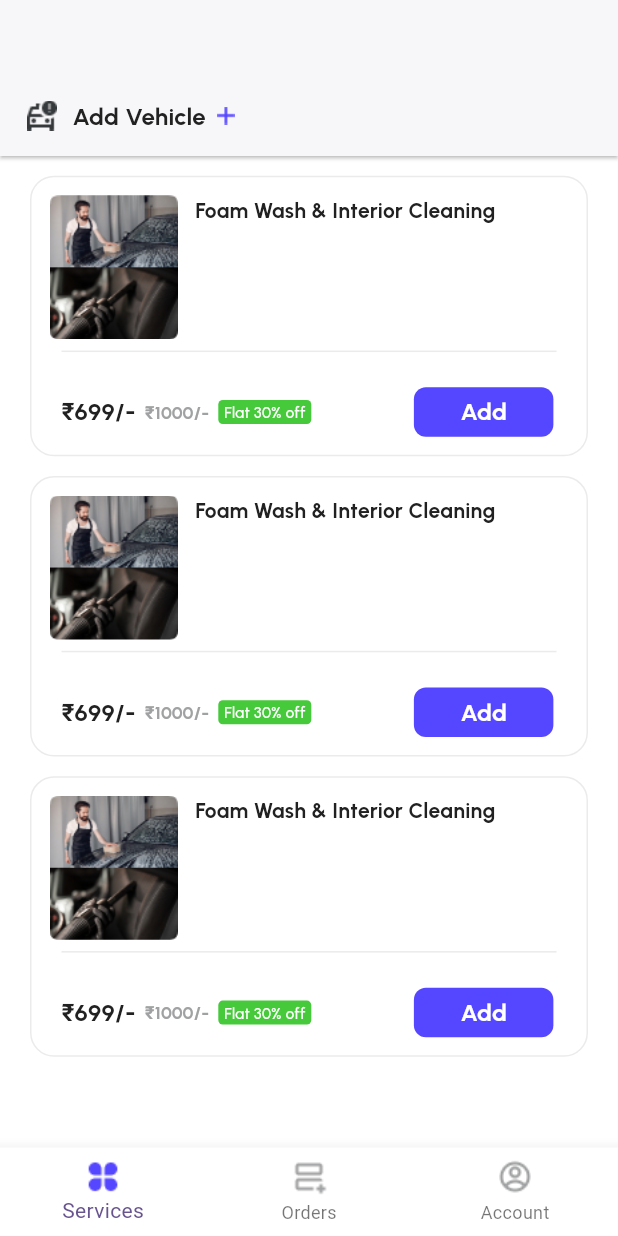
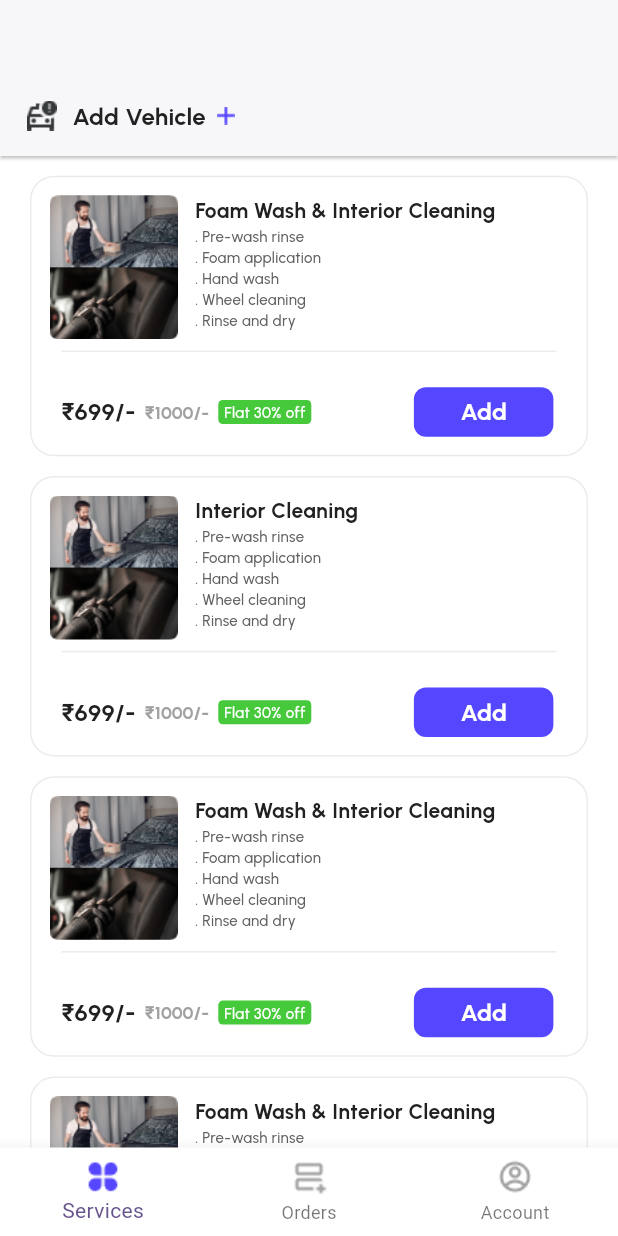
Before and after one commit to aryan-jha/wheel-and-clean, a Flutter app: the screen it shows after launch, on a phone screen of 412 x 824 dp. Run offline on Flutter 3.47's test engine with Material 3 defaults, Android fonts, the light colour scheme and no system bars; our stand-ins replace google_fonts, smooth_page_indicator; missing offline and left inert: dart:ffi.

Commit message:
additional work done in service screen

```diff
--- a/lib/buttons/my_buttons.dart
+++ b/lib/buttons/my_buttons.dart
@@ -82,7 +82,7 @@ class MyCard extends StatelessWidget {
       child: Column(
         children: [
           Row(
-            mainAxisAlignment: MainAxisAlignment.start,
+            // mainAxisAlignment: MainAxisAlignment.start,
             crossAxisAlignment: CrossAxisAlignment.start,
             children: [
               Padding(
@@ -98,11 +98,36 @@ class MyCard extends StatelessWidget {
               ),
               Padding(
                 padding: const EdgeInsets.only(top: 12),
-                child: Text(
-                  '$headline',
-                  style: headlineFont,
+                child: Column(
+                  crossAxisAlignment: CrossAxisAlignment.start,
+                  children: [
+                    Text(
+                      '$headline',
+                      style: headlineFont,
+                    ),
+                    Text(
+                      ". Pre-wash rinse",
+                      style: descriptionFont.copyWith(fontSize: 10),
+                    ),
+                    Text(
+                      ". Foam application",
+                      style: descriptionFont.copyWith(fontSize: 10),
+                    ),
+                    Text(
+                      ". Hand wash",
+                      style: descriptionFont.copyWith(fontSize: 10),
+                    ),
+                    Text(
+                      ". Wheel cleaning",
+                      style: descriptionFont.copyWith(fontSize: 10),
+                    ),
+                    Text(
+                      ". Rinse and dry",
+                      style: descriptionFont.copyWith(fontSize: 10),
+                    )
+                  ],
                 ),
-              )
+              ),
             ],
           ),
           Padding(
--- a/lib/screens/login_screen.dart
+++ b/lib/screens/login_screen.dart
@@ -1,5 +1,6 @@
 import 'package:flutter/material.dart';
 import 'package:wheel_and_clean/buttons/my_buttons.dart';
+import 'package:wheel_and_clean/screens/services_screen.dart';
 import 'package:wheel_and_clean/themes/text_style.dart';
 
 class Loginscreen extends StatefulWidget {
@@ -81,7 +82,14 @@ class _LoginscreenState extends State<Loginscreen> {
                 SizedBox(
                   height: MediaQuery.of(context).size.height * 0.050,
                 ),
-                button(value: "Submit", height: 58, width: 335)
+                InkWell(
+                    onTap: () {
+                      Navigator.push(
+                          context,
+                          MaterialPageRoute(
+                              builder: (context) => ServicesScreen()));
+                    },
+                    child: button(value: "Submit", height: 58, width: 335))
               ],
             ),
           ),
--- a/lib/screens/services_screen.dart
+++ b/lib/screens/services_screen.dart
@@ -92,6 +92,15 @@ class _ServicesScreenState extends State<ServicesScreen> {
                 height: MediaQuery.of(context).size.height * 0.016,
               ),
               MyCard(
+                headline: "Interior Cleaning",
+                discountedPrice: "699",
+                discount: "30",
+                actualPrice: "1000",
+              ),
+              SizedBox(
+                height: MediaQuery.of(context).size.height * 0.016,
+              ),
+              MyCard(
                 headline: "Foam Wash & Interior Cleaning",
                 discountedPrice: "699",
                 discount: "30",
```
